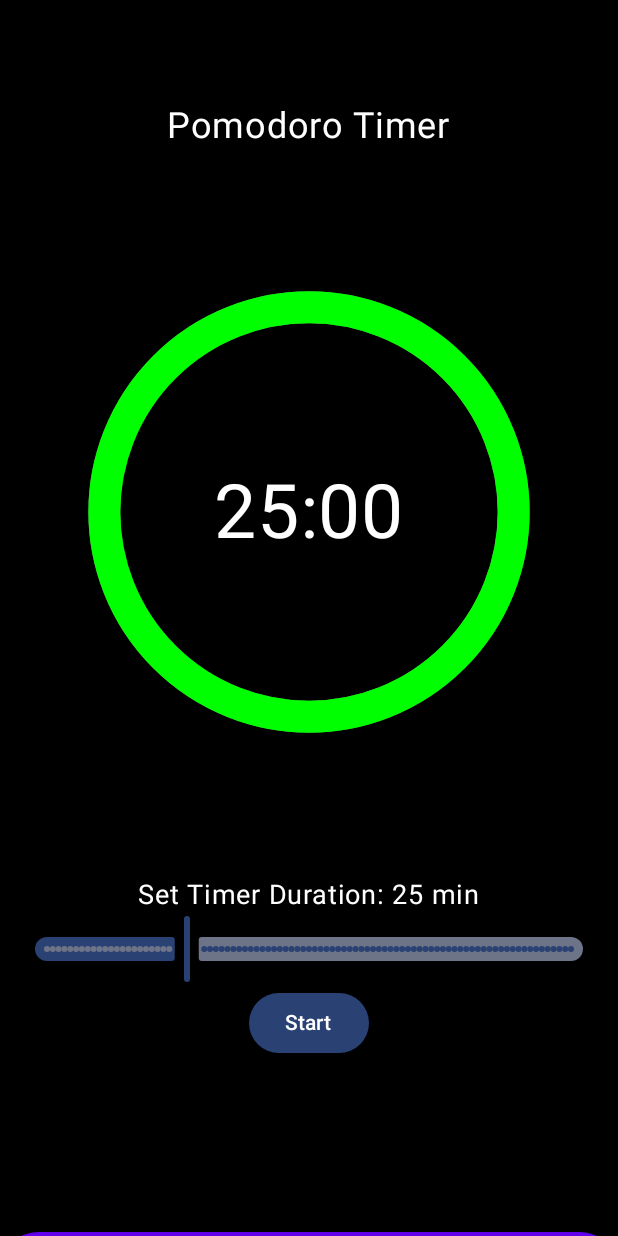
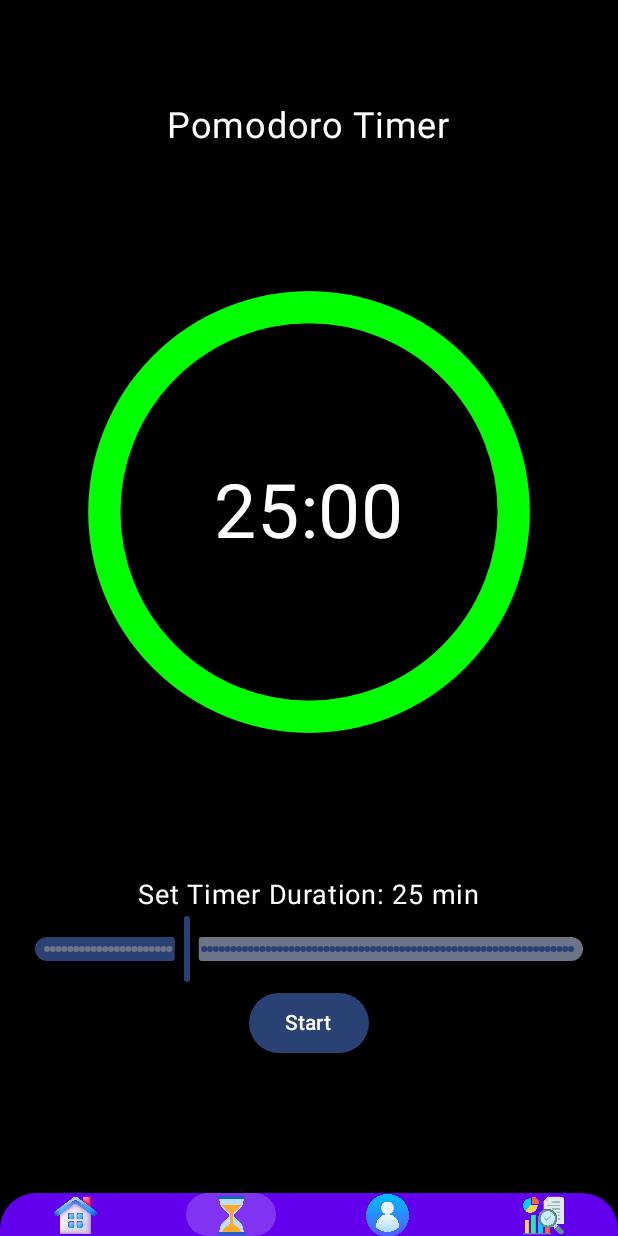
Before and after one commit to jaiacharya2004/To-Do-List, an Android app built with Jetpack Compose: the HomeScreen screen opened through its navigation route, after a tap on "Pomodoro", on a phone screen of 412 x 824 dp. Run offline under Robolectric (Android 15) with nearby library versions, the light colour scheme and no system bars; our stand-ins replace Firebase (no records; nobody signed in at launch, a user with empty details on screens opened directly).

Commit message:
Make Calendar UI & Update Previous UI

```diff
--- a/app/src/main/java/com/example/to_dolist/MainActivity.kt
+++ b/app/src/main/java/com/example/to_dolist/MainActivity.kt
@@ -5,12 +5,14 @@ import android.os.Bundle
 import androidx.activity.ComponentActivity
 import androidx.activity.compose.setContent
 import androidx.activity.enableEdgeToEdge
+import androidx.annotation.RequiresApi
 import com.example.to_dolist.navigation.SetupNavigation
 import com.example.to_dolist.ui.theme.ToDoListTheme
 import com.google.firebase.FirebaseApp
 
 class MainActivity : ComponentActivity() {
 
+    @RequiresApi(Build.VERSION_CODES.O)
     override fun onCreate(savedInstanceState: Bundle?) {
         super.onCreate(savedInstanceState)
         enableEdgeToEdge()
--- a/app/src/main/java/com/example/to_dolist/navigation/NavHost.kt
+++ b/app/src/main/java/com/example/to_dolist/navigation/NavHost.kt
@@ -2,7 +2,9 @@ package com.example.to_dolist.navigation
 
 import android.content.Context
 import android.net.Uri
+import android.os.Build
 import android.util.Log
+import androidx.annotation.RequiresApi
 import androidx.compose.runtime.Composable
 import androidx.lifecycle.viewmodel.compose.viewModel
 import androidx.navigation.NavHostController
@@ -16,6 +18,7 @@ import com.example.to_dolist.auth.login.LoginScreen
 import com.example.to_dolist.auth.login.forgotpassword.ForgotPasswordScreen
 import com.example.to_dolist.auth.signup.SignupScreen
 
+
 import com.example.to_dolist.screens.home.HomeScreen
 import com.example.to_dolist.screens.pomodoro.PomodoroScreen
 import com.example.to_dolist.screens.pomodoro.PomodoroViewModel
@@ -24,6 +27,7 @@ import com.example.to_dolist.screens.profile.ProfileViewModel
 import com.example.to_dolist.screens.splashscreens.SplashManager
 import com.example.to_dolist.screens.states.StateScreen
 
+@RequiresApi(Build.VERSION_CODES.O)
 @Composable
 fun NavHostGraph(navController: NavHostController, context: Context, authViewModel: AuthViewModel) {
     val preferenceManagerHelper = PreferenceManagerHelper(context)
@@ -31,7 +35,6 @@ fun NavHostGraph(navController: NavHostController, context: Context, authViewMod
     authViewModel.initialize(preferenceManagerHelper)
 
     val pomodoroViewModel: PomodoroViewModel = viewModel()
-
     // Use context to initialize ProfileRepository, not ProfileImageDao directly
 
     Log.d("ViewModelValue", "$pomodoroViewModel")
@@ -53,7 +56,9 @@ fun NavHostGraph(navController: NavHostController, context: Context, authViewMod
             SignupScreen(navController, authViewModel = authViewModel)
         }
         composable(NavigationRoute.HomeScreen.route) {
-            HomeScreen(navController)
+            HomeScreen(
+                navController, ProfileViewModel(context),
+            )
         }
         composable(NavigationRoute.ProfileScreen.route) {
             ProfileScreen(navController = navController, ProfileViewModel(context))
@@ -67,6 +72,7 @@ fun NavHostGraph(navController: NavHostController, context: Context, authViewMod
     }
 }
 
+@RequiresApi(Build.VERSION_CODES.O)
 @Composable
 fun SetupNavigation(context: Context)  {
     val navController = rememberNavController() // Initialize navController only once here
--- a/app/src/main/java/com/example/to_dolist/screens/bottombar/BottomBar.kt
+++ b/app/src/main/java/com/example/to_dolist/screens/bottombar/BottomBar.kt
@@ -42,7 +42,7 @@ fun BottomBar(navController: NavHostController) {
         shape = RoundedCornerShape(topStart = 24.dp, topEnd = 24.dp),
         modifier = Modifier
             .fillMaxWidth()
-            .height(80.dp)
+            .height(110.dp)
     ) {
         Row(
             modifier = Modifier
--- /dev/null
+++ b/app/src/main/java/com/example/to_dolist/screens/calendar/ScrollableCalendar.kt
@@ -0,0 +1,120 @@
+package com.example.to_dolist.screens.calendar
+
+import android.os.Build
+import androidx.annotation.RequiresApi
+import androidx.compose.foundation.background
+import androidx.compose.foundation.border
+import androidx.compose.foundation.clickable
+import androidx.compose.foundation.layout.*
+import androidx.compose.foundation.lazy.LazyRow
+import androidx.compose.foundation.lazy.rememberLazyListState
+import androidx.compose.foundation.shape.RoundedCornerShape
+import androidx.compose.material3.Text
+import androidx.compose.runtime.*
+import androidx.compose.runtime.saveable.rememberSaveable
+import androidx.compose.ui.Alignment
+import androidx.compose.ui.Modifier
+import androidx.compose.ui.draw.clip
+import androidx.compose.ui.graphics.Color
+import androidx.compose.ui.text.style.TextAlign
+import androidx.compose.ui.unit.dp
+import androidx.compose.ui.unit.sp
+import java.time.LocalDate
+import java.time.format.DateTimeFormatter
+
+
+@RequiresApi(Build.VERSION_CODES.O)
+@Composable
+fun ScrollableCalendar(
+    selectedDate: LocalDate,
+    onDateSelected: (LocalDate) -> Unit
+) {
+    val currentDate = LocalDate.now()
+    val dateList = remember { generateDates(currentDate, 15) } // Generate dates for one year
+    val listState = rememberLazyListState()
+
+
+    // Automatically scroll to the current date when the composable is loaded
+    LaunchedEffect(Unit) {
+        val currentIndex = dateList.indexOf(selectedDate)
+        if (currentIndex >= 0) {
+            listState.scrollToItem(currentIndex)
+        }
+    }
+
+    Column {
+
+
+        LazyRow(
+            state = listState,
+            modifier = Modifier
+                .fillMaxWidth()
+                .padding(vertical = 8.dp),
+            horizontalArrangement = Arrangement.spacedBy(8.dp),
+            contentPadding = PaddingValues(horizontal = 16.dp)
+        ) {
+            items(dateList.size) { index ->
+                val date = dateList[index]
+                DateItem(
+                    date = date,
+                    isSelected = date == selectedDate,
+                    onClick = { onDateSelected(date) }
+                )
+            }
+        }
+    }
+}
+
+@RequiresApi(Build.VERSION_CODES.O)
+@Composable
+fun DateItem(
+    date: LocalDate,
+    isSelected: Boolean,
+    onClick: () -> Unit
+) {
+    val dayFormatter = DateTimeFormatter.ofPattern("E") // Short weekday format (e.g., Wed)
+
+    val backgroundColor = if (isSelected) Color(0xFF6200EE) else Color.Transparent
+    val textColor = if (isSelected) Color.White else Color.Black
+    val borderColor = if (date == LocalDate.now()) Color(0xFF87CEEB) else Color.Transparent // Sky-blue color for current date
+
+    Column(
+        modifier = Modifier
+            .width(40.dp)
+            .height(70.dp)
+            .clip(RoundedCornerShape(8.dp))
+            .background(backgroundColor)
+            .clickable { onClick() }
+            .border(
+                width = 2.dp, // Border thickness
+                color = borderColor, // Apply the border color conditionally
+                shape = RoundedCornerShape(8.dp)
+            ),
+        horizontalAlignment = Alignment.CenterHorizontally,
+        verticalArrangement = Arrangement.Center
+    ) {
+        // Display the weekday
+        Text(
+            text = date.format(dayFormatter),
+            fontSize = 12.sp,
+            color = textColor,
+            textAlign = TextAlign.Center
+        )
+        Spacer(modifier = Modifier.height(4.dp)) // Space between weekday and date
+        // Display only the numeric day of the month
+        Text(
+            text = date.dayOfMonth.toString(), // Display "22"
+            fontSize = 14.sp,
+            color = textColor,
+            textAlign = TextAlign.Center
+        )
+    }
+}
+
+@RequiresApi(Build.VERSION_CODES.O)
+fun generateDates(currentDate: LocalDate, range: Int): List<LocalDate> {
+    val startDate = currentDate.minusDays(range.toLong()) // 15 days before
+    val endDate = currentDate.plusDays(range.toLong())    // 15 days after
+    return (0..(endDate.toEpochDay() - startDate.toEpochDay()).toInt())
+        .map { startDate.plusDays(it.toLong()) }
+    }
--- a/app/src/main/java/com/example/to_dolist/screens/home/HomeScreen.kt
+++ b/app/src/main/java/com/example/to_dolist/screens/home/HomeScreen.kt
@@ -1,76 +1,121 @@
 package com.example.to_dolist.screens.home
 
+import android.os.Build
+import androidx.annotation.RequiresApi
+import androidx.compose.foundation.Image
 import androidx.compose.foundation.background
 import androidx.compose.foundation.clickable
 import androidx.compose.foundation.layout.Box
 import androidx.compose.foundation.layout.Column
+import androidx.compose.foundation.layout.Row
 import androidx.compose.foundation.layout.Spacer
 import androidx.compose.foundation.layout.fillMaxSize
+import androidx.compose.foundation.layout.fillMaxWidth
 import androidx.compose.foundation.layout.height
 import androidx.compose.foundation.layout.padding
 import androidx.compose.foundation.layout.size
+import androidx.compose.foundation.layout.width
 import androidx.compose.foundation.rememberScrollState
+import androidx.compose.foundation.shape.CircleShape
 import androidx.compose.foundation.verticalScroll
 import androidx.compose.material3.Text
 import androidx.compose.runtime.Composable
+import androidx.compose.runtime.collectAsState
+import androidx.compose.runtime.getValue
+import androidx.compose.runtime.mutableStateOf
+import androidx.compose.runtime.remember
+import androidx.compose.runtime.setValue
+import androidx.compose.ui.Alignment
 import androidx.compose.ui.Modifier
+import androidx.compose.ui.draw.clip
 import androidx.compose.ui.graphics.Color
+import androidx.compose.ui.layout.ContentScale
+import androidx.compose.ui.res.painterResource
 import androidx.compose.ui.text.font.FontFamily
+import androidx.compose.ui.text.font.FontWeight
 import androidx.compose.ui.unit.dp
 import androidx.compose.ui.unit.sp
 import androidx.navigation.NavHostController
+import coil.compose.rememberAsyncImagePainter
 import com.example.to_dolist.R
 import com.example.to_dolist.navigation.NavigationRoute
 import com.example.to_dolist.screens.bottombar.BottomBar
-import com.example.to_dolist.screens.profile.ProfileImage
+import com.example.to_dolist.screens.calendar.ScrollableCalendar
+import com.example.to_dolist.screens.profile.ProfileViewModel
 import com.google.firebase.auth.FirebaseAuth
+import java.time.LocalDate
 
+@RequiresApi(Build.VERSION_CODES.O)
 @Composable
-fun HomeScreen(navController: NavHostController) {
+fun HomeScreen(navController: NavHostController, viewModel: ProfileViewModel) {
     val user = FirebaseAuth.getInstance().currentUser
     val userName = user?.displayName ?: "User Name"
-    val profileImageUrl = user?.photoUrl?.toString() // Fetch profile image URL from Firebase
+    val profileImageUri by viewModel.profileImageUri.collectAsState()
+    var selectedDate by remember { mutableStateOf(LocalDate.now()) }
 
-
-    Column (
+    Column(
         modifier = Modifier
-            .padding(top = 40.dp, start = 1.dp, end = 1.dp)
-            .verticalScroll(rememberScrollState()) // Enable vertical scrolling
+            .padding(top = 40.dp, start = 16.dp, end = 16.dp)
+            .verticalScroll(rememberScrollState())
             .background(Color.White)
             .fillMaxSize()
+    ) {
+        // Top Row: Profile Image and Greeting
+        Row(
+            modifier = Modifier
+                .fillMaxWidth()
+                .padding(bottom = 16.dp),
+            verticalAlignment = Alignment.CenterVertically
+        ) {
+            // Profile Image
+            Image(
+                painter = if (profileImageUri != null) {
+                    rememberAsyncImagePainter(model = profileImageUri)
+                } else {
+                    painterResource(id = R.drawable.profilephoto)
+                },
+                contentDescription = "Profile Image",
+                modifier = Modifier
+                    .size(60.dp)
+                    .clip(CircleShape)
+                    .background(Color.LightGray),
+                contentScale = ContentScale.Crop
+            )
 
-        ) {
+            Spacer(modifier = Modifier.width(16.dp))
 
-        Box(
-            modifier = Modifier
-                .size(60.dp)
-                .padding(start = 16.dp, top = 16.dp)
-                .clickable {
-                    // Navigate to the ProfileScreen when clicked
-                    navController.navigate(NavigationRoute.ProfileScreen.route)
-                }
-        )
-        {
-
-
+            // Greeting Text
+            Text(
+                text = "Hello!\n$userName",
+                fontFamily = FontFamily.Serif,
+                fontSize = 20.sp
+            )
         }
 
-        Text(
-            "      Hello ! \n      Welcome $userName",
-            fontFamily = FontFamily.Serif,
-            fontSize = 20.sp
+//         Scrollable Calendar
+        ScrollableCalendar(
+            selectedDate = selectedDate,
+            onDateSelected = { date ->
+                selectedDate = date
+                // Load tasks or perform actions for the selected date
+            }
         )
 
 
+        Spacer(modifier = Modifier.height(16.dp))
 
-        Spacer(modifier = Modifier.height(680.dp))
+        // Example Section: Selected Date Tasks (Placeholder)
+        Text(
+            text = "Tasks for ${selectedDate.dayOfMonth} ${selectedDate.month}",
+            fontWeight = FontWeight.Bold
+        )
+        // You can populate tasks here related to `selectedDate`
+    }
 
-
-  }
-    Column (
-        modifier = Modifier.padding(top = 800.dp)
-    ){
+    // Bottom Navigation Bar
+    Column(
+        modifier = Modifier.padding(top = 795.dp)
+    ) {
         BottomBar(navController)
     }
-
 }
--- a/app/src/main/java/com/example/to_dolist/screens/pomodoro/PomodoroScreen.kt
+++ b/app/src/main/java/com/example/to_dolist/screens/pomodoro/PomodoroScreen.kt
@@ -208,9 +208,14 @@ fun PomodoroScreen(navController: NavHostController, pomodoroViewModel: Pomodoro
 
 
 
-        Spacer(modifier = Modifier.height(115.dp))
-
-        // Bottom Bar navigation
+//        Spacer(modifier = Modifier.height(115.dp))
+//
+//        // Bottom Bar navigation
+//        BottomBar(navController)
+    }
+    Column(
+        modifier = Modifier.padding(top = 795.dp)
+    ) {
         BottomBar(navController)
     }
 }
--- a/app/src/main/java/com/example/to_dolist/screens/profile/ProfileScreen.kt
+++ b/app/src/main/java/com/example/to_dolist/screens/profile/ProfileScreen.kt
@@ -152,7 +152,7 @@ fun ProfileScreen(
             )
         }
 
-        Spacer(modifier = Modifier.height(375.dp))
+        Spacer(modifier = Modifier.height(367.dp))
 
         BottomBar(
             navController = navController
--- a/app/src/main/java/com/example/to_dolist/screens/states/StateScreen.kt
+++ b/app/src/main/java/com/example/to_dolist/screens/states/StateScreen.kt
@@ -26,8 +26,14 @@ fun StateScreen(navController: NavHostController) {
             .fillMaxSize()
     ) {
         Text("States Reports Screen")
-        Spacer(modifier = Modifier.height(660.dp))
 
+
+    }
+
+    Column(
+        modifier = Modifier.padding(top = 795.dp)
+    ) {
         BottomBar(navController)
     }
+
 }
```
